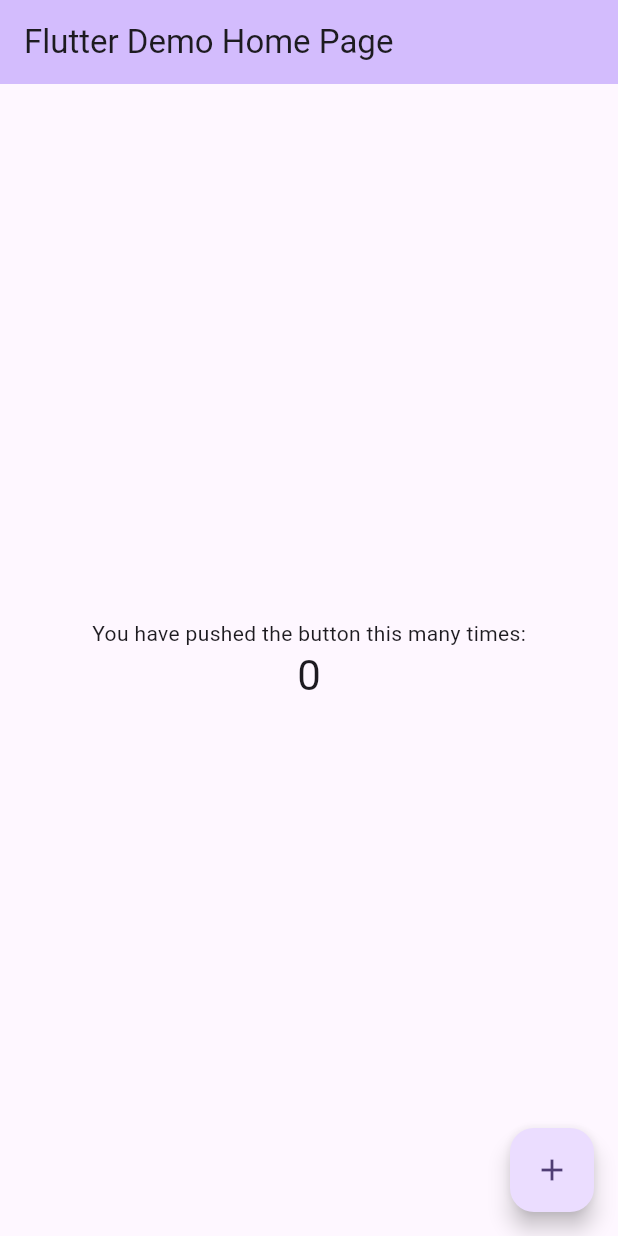
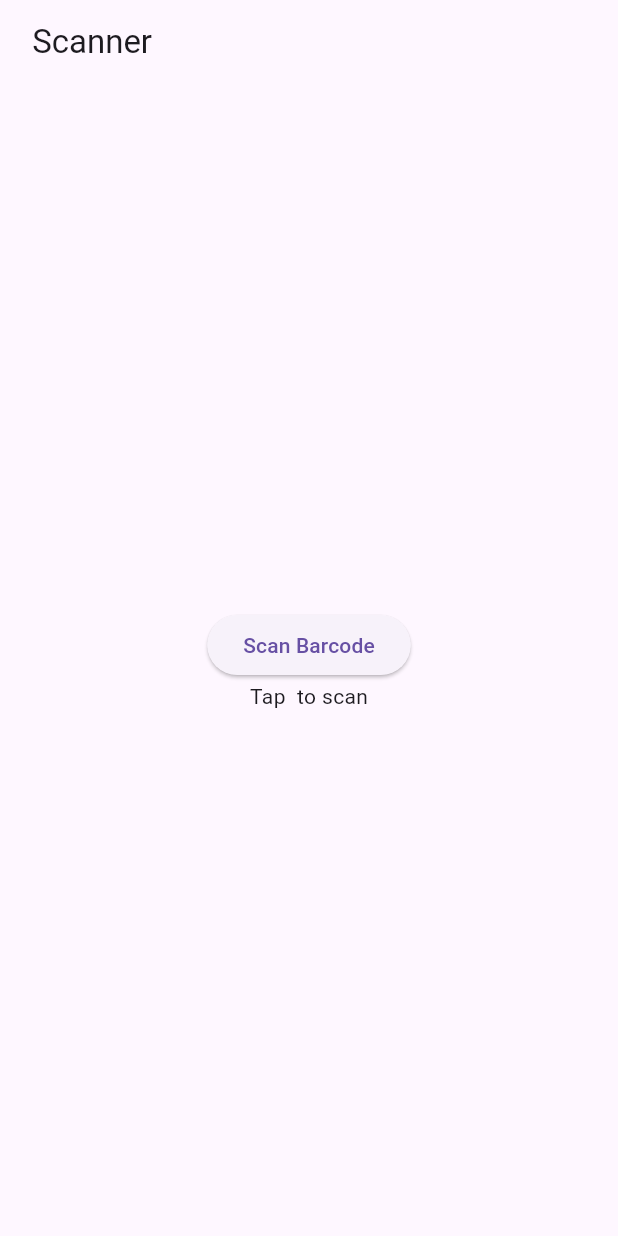
Before and after one commit to codewithjawad/Scanner-in-Flutter, a Flutter app: the screen it shows after launch, on a phone screen of 412 x 824 dp. Run offline on Flutter 3.47's test engine with Material 3 defaults, Android fonts, the phone set to English and light mode, and no system bars; missing offline and left inert: ai_barcode_scanner.

Commit message:
added scanner package

```diff
--- a/scanner/lib/main.dart
+++ b/scanner/lib/main.dart
@@ -1,125 +1,95 @@
 import 'package:flutter/material.dart';
+import 'package:ai_barcode_scanner/ai_barcode_scanner.dart';
+import 'package:flutter/foundation.dart';
 
 void main() {
+  WidgetsFlutterBinding.ensureInitialized();
   runApp(const MyApp());
 }
 
 class MyApp extends StatelessWidget {
   const MyApp({super.key});
 
-  // This widget is the root of your application.
   @override
   Widget build(BuildContext context) {
-    return MaterialApp(
-      title: 'Flutter Demo',
-      theme: ThemeData(
-        // This is the theme of your application.
-        //
-        // TRY THIS: Try running your application with "flutter run". You'll see
-        // the application has a purple toolbar. Then, without quitting the app,
-        // try changing the seedColor in the colorScheme below to Colors.green
-        // and then invoke "hot reload" (save your changes or press the "hot
-        // reload" button in a Flutter-supported IDE, or press "r" if you used
-        // the command line to start the app).
-        //
-        // Notice that the counter didn't reset back to zero; the application
-        // state is not lost during the reload. To reset the state, use hot
-        // restart instead.
-        //
-        // This works for code too, not just values: Most code changes can be
-        // tested with just a hot reload.
-        colorScheme: ColorScheme.fromSeed(seedColor: Colors.deepPurple),
-        useMaterial3: true,
-      ),
-      home: const MyHomePage(title: 'Flutter Demo Home Page'),
+    return const MaterialApp(
+      home: HomePage(),
     );
   }
 }
 
-class MyHomePage extends StatefulWidget {
-  const MyHomePage({super.key, required this.title});
-
-  // This widget is the home page of your application. It is stateful, meaning
-  // that it has a State object (defined below) that contains fields that affect
-  // how it looks.
-
-  // This class is the configuration for the state. It holds the values (in this
-  // case the title) provided by the parent (in this case the App widget) and
-  // used by the build method of the State. Fields in a Widget subclass are
-  // always marked "final".
-
-  final String title;
+class HomePage extends StatefulWidget {
+  const HomePage({super.key});
 
   @override
-  State<MyHomePage> createState() => _MyHomePageState();
+  State<HomePage> createState() => _HomePageState();
 }
 
-class _MyHomePageState extends State<MyHomePage> {
-  int _counter = 0;
-
-  void _incrementCounter() {
-    setState(() {
-      // This call to setState tells the Flutter framework that something has
-      // changed in this State, which causes it to rerun the build method below
-      // so that the display can reflect the updated values. If we changed
-      // _counter without calling setState(), then the build method would not be
-      // called again, and so nothing would appear to happen.
-      _counter++;
-    });
-  }
-
+class _HomePageState extends State<HomePage> {
+  String barcode = 'Tap  to scan';
   @override
   Widget build(BuildContext context) {
-    // This method is rerun every time setState is called, for instance as done
-    // by the _incrementCounter method above.
-    //
-    // The Flutter framework has been optimized to make rerunning build methods
-    // fast, so that you can just rebuild anything that needs updating rather
-    // than having to individually change instances of widgets.
     return Scaffold(
       appBar: AppBar(
-        // TRY THIS: Try changing the color here to a specific color (to
-        // Colors.amber, perhaps?) and trigger a hot reload to see the AppBar
-        // change color while the other colors stay the same.
-        backgroundColor: Theme.of(context).colorScheme.inversePrimary,
-        // Here we take the value from the MyHomePage object that was created by
-        // the App.build method, and use it to set our appbar title.
-        title: Text(widget.title),
+        title: const Text(' Scanner'),
       ),
       body: Center(
-        // Center is a layout widget. It takes a single child and positions it
-        // in the middle of the parent.
         child: Column(
-          // Column is also a layout widget. It takes a list of children and
-          // arranges them vertically. By default, it sizes itself to fit its
-          // children horizontally, and tries to be as tall as its parent.
-          //
-          // Column has various properties to control how it sizes itself and
-          // how it positions its children. Here we use mainAxisAlignment to
-          // center the children vertically; the main axis here is the vertical
-          // axis because Columns are vertical (the cross axis would be
-          // horizontal).
-          //
-          // TRY THIS: Invoke "debug painting" (choose the "Toggle Debug Paint"
-          // action in the IDE, or press "p" in the console), to see the
-          // wireframe for each widget.
-          mainAxisAlignment: MainAxisAlignment.center,
-          children: <Widget>[
-            const Text(
-              'You have pushed the button this many times:',
+          mainAxisSize: MainAxisSize.min,
+          children: [
+            ElevatedButton(
+              child: const Text('Scan Barcode'),
+              onPressed: () async {
+                await Navigator.of(context).push(
+                  MaterialPageRoute(
+                    builder: (context) => AiBarcodeScanner(
+                      onDispose: () {
+                        /// This is called when the barcode scanner is disposed.
+                        /// You can write your own logic here.
+                        debugPrint("Barcode scanner disposed!");
+                      },
+                      hideGalleryButton: false,
+                      controller: MobileScannerController(
+                        detectionSpeed: DetectionSpeed.noDuplicates,
+                      ),
+                      onDetect: (BarcodeCapture capture) {
+                        /// The row string scanned barcode value
+                        final String? scannedValue =
+                            capture.barcodes.first.rawValue;
+                        debugPrint("Barcode scanned: $scannedValue");
+
+                        /// The `Uint8List` image is only available if `returnImage` is set to `true`.
+                        final Uint8List? image = capture.image;
+                        debugPrint("Barcode image: $image");
+
+                        /// row data of the barcode
+                        final Object? raw = capture.raw;
+                        debugPrint("Barcode raw: $raw");
+
+                        /// List of scanned barcodes if any
+                        final List<Barcode> barcodes = capture.barcodes;
+                        debugPrint("Barcode list: $barcodes");
+                      },
+                      validator: (value) {
+                        if (value.barcodes.isEmpty) {
+                          return false;
+                        }
+                        if (!(value.barcodes.first.rawValue
+                                ?.contains('flutter.dev') ??
+                            false)) {
+                          return false;
+                        }
+                        return true;
+                      },
+                    ),
+                  ),
+                );
+              },
             ),
-            Text(
-              '$_counter',
-              style: Theme.of(context).textTheme.headlineMedium,
-            ),
+            Text(barcode),
           ],
         ),
       ),
-      floatingActionButton: FloatingActionButton(
-        onPressed: _incrementCounter,
-        tooltip: 'Increment',
-        child: const Icon(Icons.add),
-      ), // This trailing comma makes auto-formatting nicer for build methods.
     );
   }
 }
--- a/scanner/pubspec.yaml
+++ b/scanner/pubspec.yaml
@@ -35,6 +35,7 @@ dependencies:
   # The following adds the Cupertino Icons font to your application.
   # Use with the CupertinoIcons class for iOS style icons.
   cupertino_icons: ^1.0.8
+  ai_barcode_scanner: ^6.0.1
 
 dev_dependencies:
   flutter_test:
```
Also changed, not shown: 6 other files.
